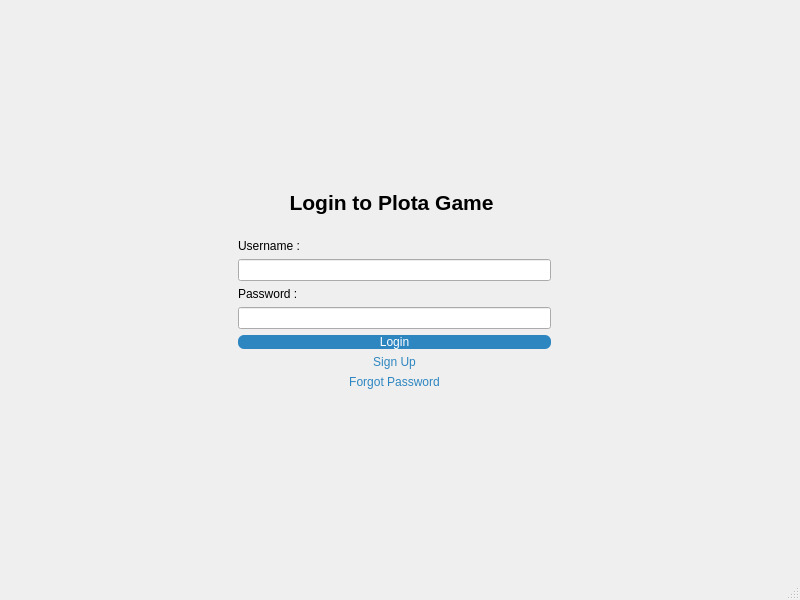
Old version of the form mainwindow.ui in the repository AMiR-Mofateh/PlotaGame.
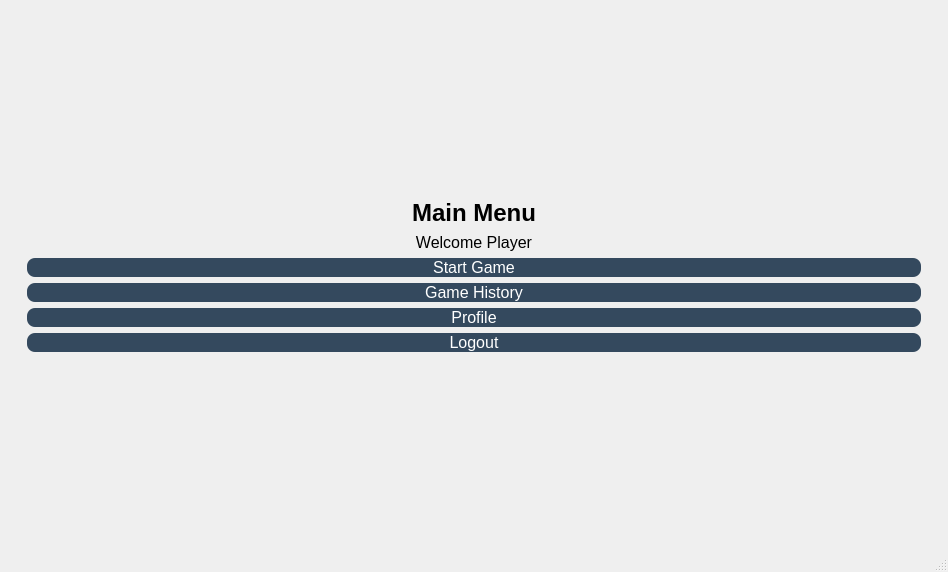
New version of the form.

Commit message: Add Main Menu page with navigation structure

What changed in the file:
```diff
--- a/mainwindow.ui
+++ b/mainwindow.ui
@@ -6,8 +6,8 @@
    <rect>
     <x>0</x>
     <y>0</y>
-    <width>800</width>
-    <height>600</height>
+    <width>948</width>
+    <height>572</height>
    </rect>
   </property>
   <property name="windowTitle">
@@ -17,14 +17,17 @@
    <layout class="QVBoxLayout" name="verticalLayout_3">
     <item>
      <widget class="QStackedWidget" name="stackedWidget">
-      <widget class="QWidget" name="pageLogin&#10;">
+      <property name="currentIndex">
+       <number>1</number>
+      </property>
+      <widget class="QWidget" name="pageLogin">
        <widget class="QWidget" name="formContainer&#10;" native="true">
         <property name="geometry">
          <rect>
           <x>190</x>
-          <y>120</y>
-          <width>391</width>
-          <height>331</height>
+          <y>30</y>
+          <width>561</width>
+          <height>473</height>
          </rect>
         </property>
         <layout class="QVBoxLayout" name="verticalLayout_2">
@@ -43,6 +46,19 @@
          <property name="bottomMargin">
           <number>30</number>
          </property>
+         <item>
+          <spacer name="verticalSpacer_3">
+           <property name="orientation">
+            <enum>Qt::Orientation::Vertical</enum>
+           </property>
+           <property name="sizeHint" stdset="0">
+            <size>
+             <width>20</width>
+             <height>40</height>
+            </size>
+           </property>
+          </spacer>
+         </item>
          <item>
           <spacer name="verticalSpacer_2">
            <property name="orientation">
@@ -188,41 +204,172 @@
            </property>
           </spacer>
          </item>
+         <item>
+          <spacer name="verticalSpacer_4">
+           <property name="orientation">
+            <enum>Qt::Orientation::Vertical</enum>
+           </property>
+           <property name="sizeHint" stdset="0">
+            <size>
+             <width>20</width>
+             <height>40</height>
+            </size>
+           </property>
+          </spacer>
+         </item>
         </layout>
        </widget>
       </widget>
-      <widget class="QWidget" name="pageMainMenu&#10;">
-       <layout class="QVBoxLayout" name="verticalLayout_5">
+      <widget class="QWidget" name="pageMainMenu">
+       <layout class="QVBoxLayout" name="verticalLayout_4">
         <item>
-         <layout class="QVBoxLayout" name="verticalLayout_4">
-          <item>
-           <widget class="QLabel" name="label_4">
-            <property name="font">
-             <font>
-              <pointsize>16</pointsize>
-              <bold>true</bold>
-             </font>
-            </property>
-            <property name="text">
-             <string>Main Menu</string>
-            </property>
-           </widget>
-          </item>
-          <item>
-           <widget class="QPushButton" name="btnStartGame">
-            <property name="text">
-             <string>PushButton</string>
-            </property>
-           </widget>
-          </item>
-          <item>
-           <widget class="QPushButton" name="btnLogout">
-            <property name="text">
-             <string>PushButton</string>
-            </property>
-           </widget>
-          </item>
-         </layout>
+         <spacer name="verticalSpacer_5">
+          <property name="orientation">
+           <enum>Qt::Orientation::Vertical</enum>
+          </property>
+          <property name="sizeHint" stdset="0">
+           <size>
+            <width>20</width>
+            <height>40</height>
+           </size>
+          </property>
+         </spacer>
+        </item>
+        <item>
+         <widget class="QWidget" name="menuContainer&#10;" native="true">
+          <property name="sizePolicy">
+           <sizepolicy hsizetype="Minimum" vsizetype="Minimum">
+            <horstretch>40</horstretch>
+            <verstretch>0</verstretch>
+           </sizepolicy>
+          </property>
+          <layout class="QGridLayout" name="gridLayout_2">
+           <item row="5" column="0">
+            <widget class="QPushButton" name="btnLogout">
+             <property name="styleSheet">
+              <string notr="true">QPushButton {
+    background-color: #34495E;
+    color: white;
+    border-radius: 8px;
+    font-size: 12pt;
+}
+QPushButton:hover {
+    background-color: #1ABC9C;
+}
+
+</string>
+             </property>
+             <property name="text">
+              <string>Logout</string>
+             </property>
+            </widget>
+           </item>
+           <item row="0" column="0">
+            <widget class="QLabel" name="label_4">
+             <property name="font">
+              <font>
+               <pointsize>18</pointsize>
+               <bold>true</bold>
+              </font>
+             </property>
+             <property name="text">
+              <string>Main Menu</string>
+             </property>
+             <property name="alignment">
+              <set>Qt::AlignmentFlag::AlignCenter</set>
+             </property>
+            </widget>
+           </item>
+           <item row="2" column="0">
+            <widget class="QPushButton" name="btnStartGame">
+             <property name="styleSheet">
+              <string notr="true">QPushButton {
+    background-color: #34495E;
+    color: white;
+    border-radius: 8px;
+    font-size: 12pt;
+}
+QPushButton:hover {
+    background-color: #1ABC9C;
+}
+
+</string>
+             </property>
+             <property name="text">
+              <string>Start Game</string>
+             </property>
+            </widget>
+           </item>
+           <item row="3" column="0">
+            <widget class="QPushButton" name="btnHistory">
+             <property name="styleSheet">
+              <string notr="true">QPushButton {
+    background-color: #34495E;
+    color: white;
+    border-radius: 8px;
+    font-size: 12pt;
+}
+QPushButton:hover {
+    background-color: #1ABC9C;
+}
+
+</string>
+             </property>
+             <property name="text">
+              <string>Game History</string>
+             </property>
+            </widget>
+           </item>
+           <item row="4" column="0">
+            <widget class="QPushButton" name="btnProfile">
+             <property name="styleSheet">
+              <string notr="true">QPushButton {
+    background-color: #34495E;
+    color: white;
+    border-radius: 8px;
+    font-size: 12pt;
+}
+QPushButton:hover {
+    background-color: #1ABC9C;
+}
+
+</string>
+             </property>
+             <property name="text">
+              <string>Profile</string>
+             </property>
+            </widget>
+           </item>
+           <item row="1" column="0">
+            <widget class="QLabel" name="lblWelcome&#10;">
+             <property name="font">
+              <font>
+               <pointsize>12</pointsize>
+              </font>
+             </property>
+             <property name="text">
+              <string>Welcome Player</string>
+             </property>
+             <property name="alignment">
+              <set>Qt::AlignmentFlag::AlignCenter</set>
+             </property>
+            </widget>
+           </item>
+          </layout>
+         </widget>
+        </item>
+        <item>
+         <spacer name="verticalSpacer_6">
+          <property name="orientation">
+           <enum>Qt::Orientation::Vertical</enum>
+          </property>
+          <property name="sizeHint" stdset="0">
+           <size>
+            <width>20</width>
+            <height>40</height>
+           </size>
+          </property>
+         </spacer>
         </item>
        </layout>
       </widget>
```
Left out of the diff: 2 changed lines with no effect on the pictures. The commit also changes 2 other files.
